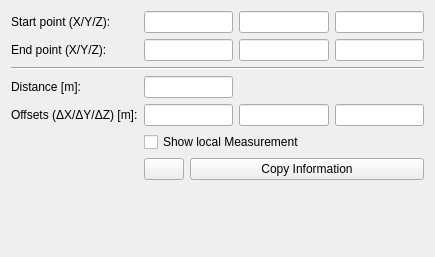
First picture: the form in SIM-VICUS/src/SVMeasurementWidget.ui, repository ghorwin/SIM-VICUS, before the edit.
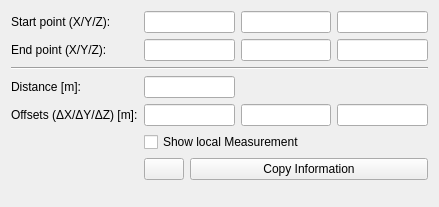
Second picture: the form after the edit. Custom widgets are drawn as their Qt base class.

Commit message: make measurement widget transparent, change icon

Patch:
```diff
--- a/SIM-VICUS/src/SVMeasurementWidget.ui
+++ b/SIM-VICUS/src/SVMeasurementWidget.ui
@@ -9,8 +9,8 @@
    <rect>
     <x>0</x>
     <y>0</y>
-    <width>435</width>
-    <height>257</height>
+    <width>439</width>
+    <height>207</height>
    </rect>
   </property>
   <property name="windowTitle">
```
The commit also changes 7 other files.
